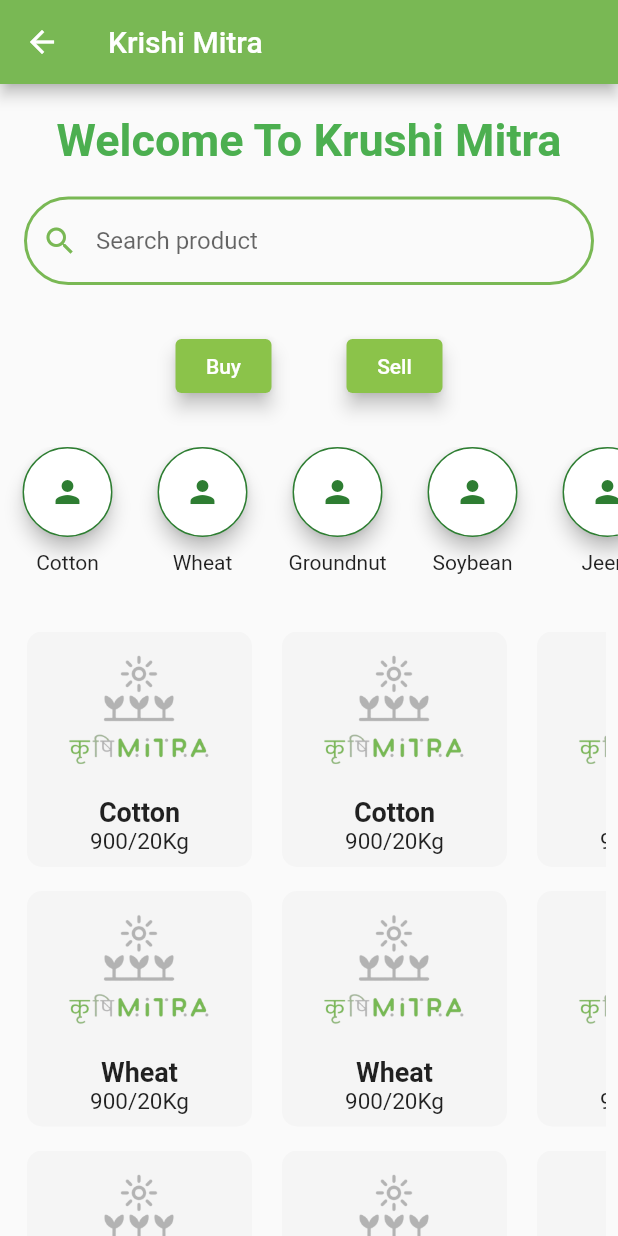
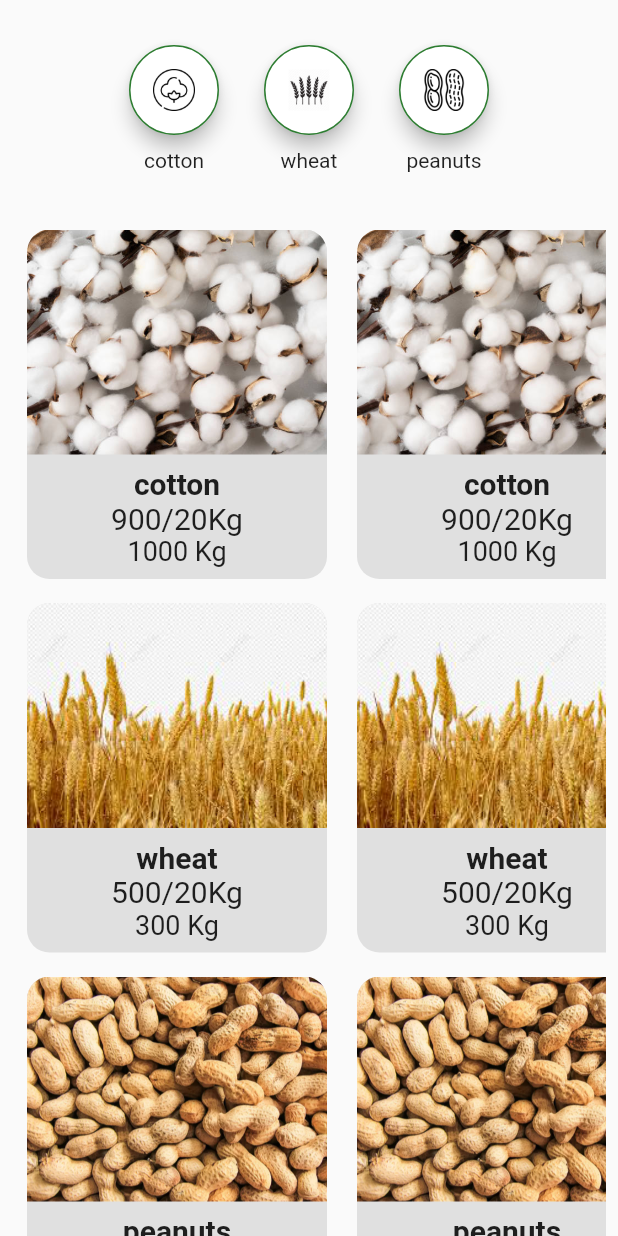
Before and after one commit to jeelkhant3333/krishi_mitra, a Flutter app: the HomePage screen opened directly, after a tap on "Buy", on a phone screen of 412 x 824 dp. Run offline on Flutter 3.47's test engine with Material 2 defaults, Android fonts, the phone set to English and light mode, and no system bars.

Commit message:
5 jeel commit

```diff
--- /dev/null
+++ b/lib/models/item_card.dart
@@ -0,0 +1,72 @@
+import 'package:flutter/material.dart';
+
+
+class ItemCard extends StatelessWidget {
+  const ItemCard(
+      {required this.itemName,
+        required this.itemPrice,
+        required this.itemStock});
+
+  final String itemName;
+  final String itemPrice;
+  final String itemStock;
+
+  @override
+  Widget build(BuildContext context) {
+    return Padding(
+      padding: const EdgeInsets.symmetric(horizontal: 10),
+      child: Container(
+        decoration: BoxDecoration(
+          borderRadius: BorderRadius.circular(15),
+          color: Colors.grey[300],
+        ),
+        child: Column(
+          children: [
+            ClipRRect(
+              borderRadius: const BorderRadius.only(
+                topLeft: Radius.circular(15),
+                topRight: Radius.circular(15),
+              ),
+              child: SizedBox(
+                height: 150,
+                width: 200,
+                child: Image(
+                    image: AssetImage('images/productImages/$itemName.png'),
+                    fit: BoxFit.cover),
+              ),
+            ),
+            Padding(
+              padding: const EdgeInsets.only(top: 8.0),
+              child: Text(
+                itemName,
+                style: const TextStyle(
+                  fontSize: 20,
+                  fontWeight: FontWeight.bold,
+                ),
+              ),
+            ),
+            Text(
+              '$itemPrice/20Kg',
+              style: const TextStyle(
+                fontSize: 20,
+              ),
+            ),
+            Padding(
+              padding: const EdgeInsets.only(bottom: 8.0),
+              child: SizedBox(
+                width: 100,
+                child: Text(
+                  '$itemStock Kg',
+                  style: const TextStyle(
+                    fontSize: 18,
+                  ),
+                  textAlign: TextAlign.center,
+                ),
+              ),
+            ),
+          ],
+        ),
+      ),
+    );
+  }
+}
--- /dev/null
+++ b/lib/pages/buy_page.dart
@@ -0,0 +1,35 @@
+import 'package:flutter/material.dart';
+import '../pages/home_page.dart';
+
+
+
+
+class BuyPage extends StatefulWidget {
+  const BuyPage({super.key});
+
+  @override
+  State<BuyPage> createState() => _BuyPageState();
+}
+
+class _BuyPageState extends State<BuyPage> {
+  HomePage homePage = HomePage();
+
+  @override
+  Widget build(BuildContext context) {
+    return  Scaffold(
+      body:  SafeArea(
+        child: SingleChildScrollView(
+          scrollDirection: Axis.vertical,
+          child: Column(
+            children: [
+              const SizedBox(height: 30),
+              homePage.productIcons(),
+              const SizedBox(height: 30),
+              homePage.productCardRow(),
+            ],
+          )
+        ),
+      ),
+    );
+  }
+}
--- a/lib/pages/home_page.dart
+++ b/lib/pages/home_page.dart
@@ -1,12 +1,21 @@
 import 'package:flutter/material.dart';
+import '../models/item_card.dart';
+import '../pages/buy_page.dart';
 
 class HomePage extends StatelessWidget {
-  final List<String> productList =
-  ['Cotton', 'Wheat', 'Groundnut', 'Soybean',];
-  final List<String> suggestionProductList =
-  ['Cotton', 'Wheat', 'Groundnut', 'Soybean','Jeera','Onion'];
+  final List<List<String>> productList = [
+    ['cotton', '900', '1000'],
+    ['wheat', '500', '300'],
+    ['peanuts', '2000', '100000'],
+  ];
+  // ['Cotton', 'Wheat', 'Groundnut', 'Soybean',];
+  final List<String> suggestedProductList = [
+    'cotton',
+    'wheat',
+    'peanuts',
+  ];
 
- HomePage({super.key});
+  HomePage({super.key});
 
   @override
   Widget build(BuildContext context) {
@@ -37,7 +46,10 @@ class HomePage extends StatelessWidget {
               mainAxisAlignment: MainAxisAlignment.center,
               children: [
                 ElevatedButton(
-                  onPressed: () {},
+                  onPressed: () {
+                    Navigator.push(context,
+                        MaterialPageRoute(builder: (context) => BuyPage()));
+                  },
                   style: ElevatedButton.styleFrom(
                     foregroundColor: Colors.white,
                     backgroundColor: Colors.lightGreen,
@@ -60,16 +72,18 @@ class HomePage extends StatelessWidget {
             const SizedBox(height: 30),
             productIcons(),
             const SizedBox(height: 30),
-            productCardRows(),
+            productCardRow(),
           ],
         ),
       ),
     );
   }
+
   Widget searchbar() {
     return Padding(
       padding: const EdgeInsets.symmetric(horizontal: 16),
       child: TextField(
+        cursorColor: const Color(0xFF79B854),
         decoration: InputDecoration(
           hintText: 'Search product',
           prefixIcon: const Icon(Icons.search, color: Color(0xFF79B854)),
@@ -85,34 +99,68 @@ class HomePage extends StatelessWidget {
       ),
     );
   }
+
   Widget productIcons() {
     return SingleChildScrollView(
       scrollDirection: Axis.horizontal,
       child: Row(
         children: [
-          for (String product in suggestionProductList)
-            ItemIconRoundedButton(Icons.person, product , (){}),
+          for (String product in suggestedProductList)
+            ItemIconRoundedButton(
+                Image(
+                  image: AssetImage('images/productIcons/$product.png'),
+                  fit: BoxFit.fill,
+                ),
+                product,
+                () {}),
         ],
       ),
     );
   }
 
-  Widget productCardRows() {
+  Widget productCardRow() {
     return Column(
       crossAxisAlignment: CrossAxisAlignment.stretch,
       children: [
-        for (String product in productList)
+        for (var product in productList)
           Padding(
             padding: const EdgeInsets.all(8.0),
             child: SingleChildScrollView(
               scrollDirection: Axis.horizontal,
               child: Row(
                 children: [
-                  ItemCard(itemName: product, itemPrice: '900'),
-                  ItemCard(itemName: product, itemPrice: '900'),
-                  ItemCard(itemName: product, itemPrice: '900'),
-                  ItemCard(itemName: product, itemPrice: '900'),
-                   ItemIconRoundedButton(Icons.arrow_forward, 'View more', (){}),
+                  ItemCard(
+                    itemName: product[0],
+                    itemPrice: product[1],
+                    itemStock: product[2],
+                  ),
+                  ItemCard(
+                    itemName: product[0],
+                    itemPrice: product[1],
+                    itemStock: product[2],
+                  ),
+                  ItemCard(
+                    itemName: product[0],
+                    itemPrice: product[1],
+                    itemStock: product[2],
+                  ),
+                  ItemCard(
+                    itemName: product[0],
+                    itemPrice: product[1],
+                    itemStock: product[2],
+                  ),
+                  ItemCard(
+                    itemName: product[0],
+                    itemPrice: product[1],
+                    itemStock: product[2],
+                  ),
+                  ItemCard(
+                    itemName: product[0],
+                    itemPrice: product[1],
+                    itemStock: product[2],
+                  ),
+                  ItemIconRoundedButton(
+                      const Icon(Icons.arrow_forward), 'View more', () {}),
                 ],
               ),
             ),
@@ -122,57 +170,12 @@ class HomePage extends StatelessWidget {
   }
 }
 
-class ItemCard extends StatelessWidget {
-  const ItemCard({super.key, required this.itemName, required this.itemPrice});
+class ItemIconRoundedButton extends StatelessWidget {
+  const ItemIconRoundedButton(this.child, this.text, this.onPress, {super.key});
 
-  final String itemName;
-  final String itemPrice;
-
-  @override
-  Widget build(BuildContext context) {
-    return Padding(
-      padding: const EdgeInsets.symmetric(horizontal: 10),
-      child: Container(
-        decoration: BoxDecoration(
-          borderRadius: BorderRadius.circular(10),
-          color: Colors.grey[100],
-        ),
-        child: Column(
-          children: [
-            const SizedBox(
-              height: 110,
-              width: 150,
-              child: Image(image: AssetImage('images/logo.png')),
-            ),
-            Text(
-              itemName,
-              style: const TextStyle(
-                fontSize: 18,
-                fontWeight: FontWeight.bold,
-              ),
-            ),
-            Padding(
-              padding: const EdgeInsets.only(bottom: 8.0),
-              child: Text(
-                '$itemPrice/20Kg',
-                style: const TextStyle(
-                  fontSize: 15,
-                ),
-              ),
-            )
-          ],
-        ),
-      ),
-    );
-  }
-}
-
-class ItemIconRoundedButton extends StatelessWidget {
-  const ItemIconRoundedButton(this.icon, this.text , this.onPress, {super.key});
-
-  final IconData? icon;
   final String text;
   final void Function() onPress;
+  final Widget child;
 
   @override
   Widget build(BuildContext context) {
@@ -194,7 +197,7 @@ class ItemIconRoundedButton extends StatelessWidget {
                 ),
                 elevation: 5,
               ),
-              child: Icon(icon),
+              child: child,
             ),
           ),
           const SizedBox(height: 9),
--- a/lib/pages/login_page.dart
+++ b/lib/pages/login_page.dart
@@ -1,5 +1,7 @@
 import 'package:flutter/material.dart';
+
 import 'home_page.dart';
+
 
 class LoginPage extends StatelessWidget {
   const LoginPage({super.key});
@@ -31,6 +33,7 @@ class LoginPage extends StatelessWidget {
                       height: 30,
                     ),
                     TextField(
+                        cursorColor:  Color(0xFF79B854),
                         keyboardType: TextInputType.number,
                         decoration: InputDecoration(
                           hintText: 'Phone Number',
--- a/pubspec.yaml
+++ b/pubspec.yaml
@@ -59,6 +59,8 @@ flutter:
   # the material Icons class.
   uses-material-design: true
   assets:
+  - images/productImages/
+  - images/productIcons/
   - images/
 
   # To add assets to your application, add an assets section, like this:
```
Also changed, not shown: images/productIcons/cotton.png (added), images/productIcons/peanuts.png (added), images/productIcons/wheat.png (added), images/productImages/cotton.png (added), images/productImages/peanuts.png (added), images/productImages/wheat.png (added), pubspec.lock.
